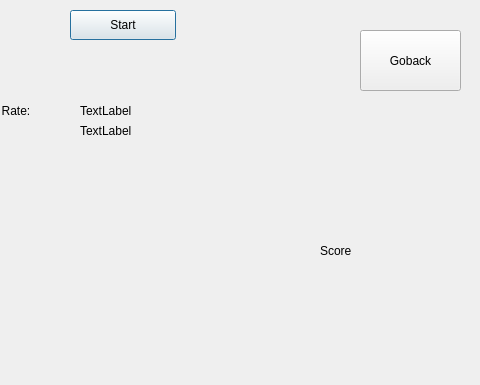
Qt form src/guitrainingsession.ui (jbento12/projectESRG) before a commit; both pictures show x 520 to 1000 and y 0 to 385 of the 1000 by 600 pixel window.
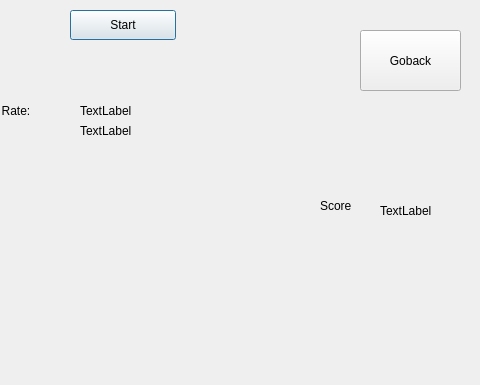
The same form after that commit.

Commit message: score display

Diff of the .ui file:
```diff
--- a/src/guitrainingsession.ui
+++ b/src/guitrainingsession.ui
@@ -979,9 +979,9 @@
    <property name="geometry">
     <rect>
      <x>840</x>
-     <y>240</y>
-     <width>80</width>
-     <height>21</height>
+     <y>190</y>
+     <width>61</width>
+     <height>31</height>
     </rect>
    </property>
    <property name="text">
@@ -1040,6 +1040,19 @@
     <string>Go next</string>
    </property>
   </widget>
+  <widget class="QLabel" name="label_scoreVal">
+   <property name="geometry">
+    <rect>
+     <x>900</x>
+     <y>200</y>
+     <width>80</width>
+     <height>21</height>
+    </rect>
+   </property>
+   <property name="text">
+    <string>TextLabel</string>
+   </property>
+  </widget>
  </widget>
  <resources/>
  <connections/>
```
The commit also changes 2 other files.
